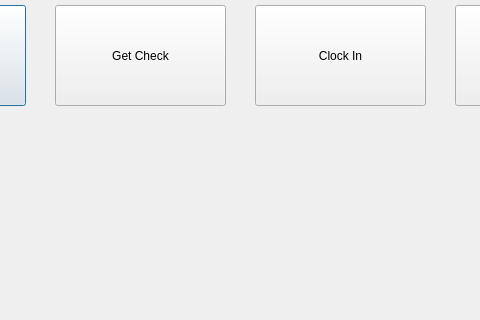
This is cookstage.ui in kleiser135/Kitchen-Management as Qt 5 draws it before an edit; both pictures show x 285 to 765 and y 295 to 615 of the 1024 by 768 pixel window. The edited form follows.
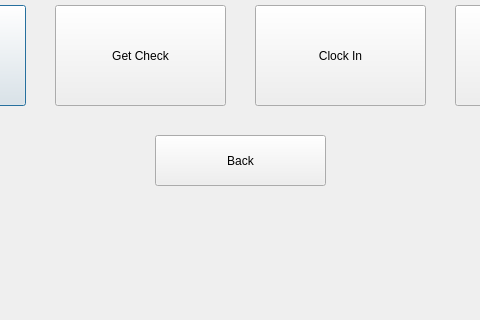
This is the edited form.

Commit message:
Added all navigation buttons
You can now navigate through every menu with the ability to go back and forth.

Diff of the .ui file:
```diff
--- a/cookstage.ui
+++ b/cookstage.ui
@@ -83,6 +83,22 @@
     <string>Clock Out</string>
    </property>
   </widget>
+  <widget class="QPushButton" name="pushButton">
+   <property name="geometry">
+    <rect>
+     <x>440</x>
+     <y>430</y>
+     <width>171</width>
+     <height>51</height>
+    </rect>
+   </property>
+   <property name="layoutDirection">
+    <enum>Qt::RightToLeft</enum>
+   </property>
+   <property name="text">
+    <string>Back</string>
+   </property>
+  </widget>
  </widget>
  <resources/>
  <connections/>
```
The commit also changes 14 other files.
